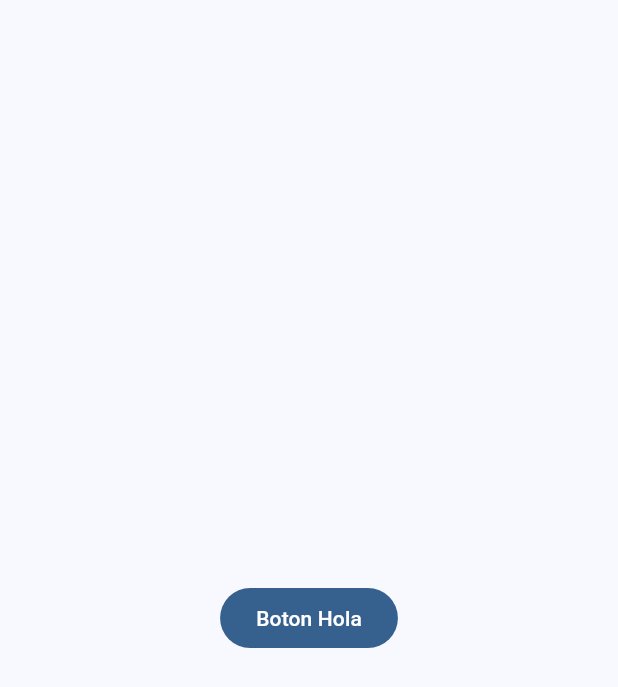
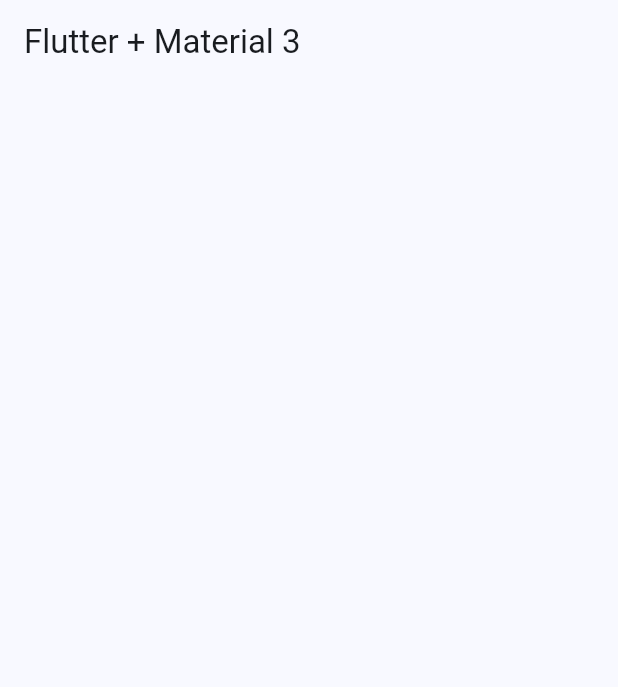
Before and after one commit to TheLittleBug404/Practica-de-flutter-Widgets, a Flutter app: the screen it shows after launch, on a phone screen of 412 x 824 dp. Shown: the top 687 px of the screen. Run offline on Flutter 3.47's test engine with Material 3 defaults, Android fonts, the phone set to English and light mode, and no system bars.

Commit message:
Home Screen creado

```diff
--- /dev/null
+++ b/lib/config/presentation/screens/home/home_screens.dart
@@ -0,0 +1,15 @@
+import 'package:flutter/material.dart';
+
+class HomeScreen extends StatelessWidget {
+  const HomeScreen({super.key});
+
+  @override
+  Widget build(BuildContext context) {
+    return Scaffold(
+      appBar: AppBar(
+        title: const Text('Flutter + Material 3'),
+        centerTitle: false,
+      ),
+    );
+  }
+}
--- a/lib/main.dart
+++ b/lib/main.dart
@@ -1,6 +1,7 @@
 import 'package:flutter/material.dart';
+import 'package:widgets_app/config/presentation/screens/home/home_screens.dart';
 import 'package:widgets_app/config/theme/app_theme.dart';
-
+//aleida
 void main() {
   runApp(const MainApp());
 }
@@ -14,14 +15,7 @@ class MainApp extends StatelessWidget {
       debugShowCheckedModeBanner: false,
       //aca colcoaremos un numero de 0 a 8 por que este es el tamaño de nuestra lista de colores
       theme: AppTheme(selectedColor: 0).getTheme(),
-      home:  Scaffold(
-        body: Center(
-          child: FilledButton(
-            onPressed: (){},
-            child: const Text("Boton Hola")
-          )
-        ),
-      ),
+      home:  const HomeScreen()
     );
   }
 }
```
